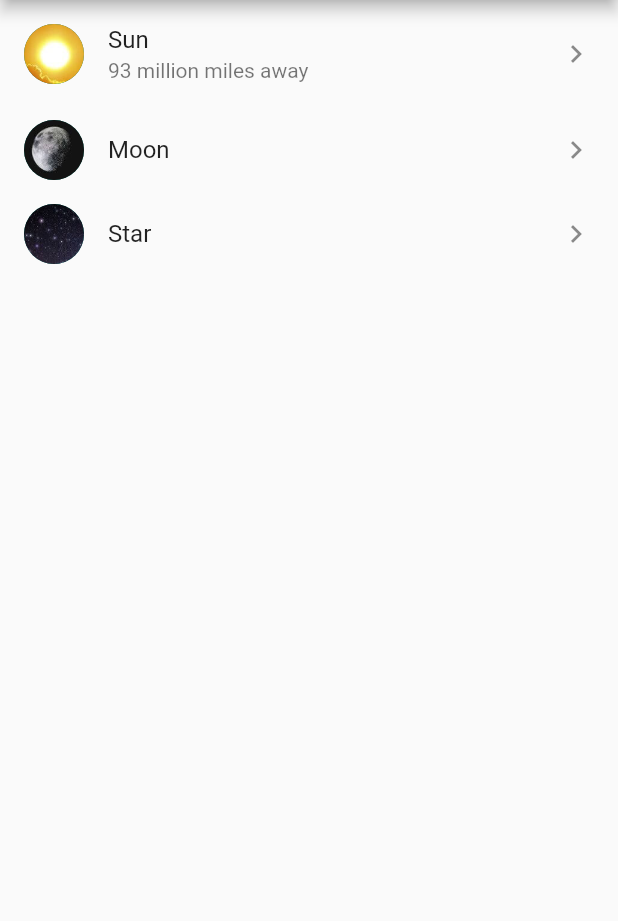
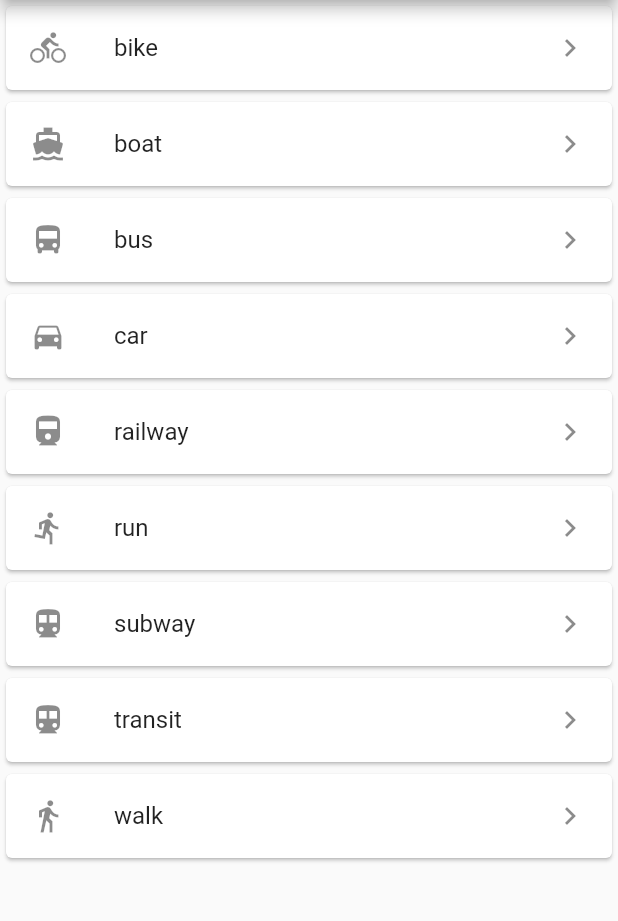
Before and after one commit to ruslanou/flutter-list, a Flutter app: the screen it shows after launch, on a phone screen of 412 x 824 dp, the part 84-1005 px from its top. Run offline on Flutter 3.47's test engine with Material 2 defaults, Android fonts, the phone set to English and light mode, and no system bars.

Commit message:
Using a card as a list

```diff
--- a/lib/main.dart
+++ b/lib/main.dart
@@ -29,30 +29,25 @@ class BodyLayout extends StatelessWidget {
 }
 
 Widget _myListView(BuildContext context) {
-  return ListView(
-    children: <Widget>[
-      ListTile(
-        leading: CircleAvatar(
-          backgroundImage: AssetImage('assets/sun.jpeg'),
+
+  final titles = ['bike', 'boat', 'bus', 'car',
+    'railway', 'run', 'subway', 'transit', 'walk'];
+
+  final icons = [Icons.directions_bike, Icons.directions_boat,
+    Icons.directions_bus, Icons.directions_car, Icons.directions_railway,
+    Icons.directions_run, Icons.directions_subway, Icons.directions_transit,
+    Icons.directions_walk];
+
+  return ListView.builder(
+    itemCount: titles.length,
+    itemBuilder: (context, index) {
+      return Card(
+        child: ListTile(
+          leading: Icon(icons[index]),
+          title: Text(titles[index]),
+          trailing: Icon(Icons.keyboard_arrow_right),
         ),
-        title: Text('Sun'),
-        subtitle: Text('93 million miles away'),
-        trailing: Icon(Icons.keyboard_arrow_right),
-      ),
-      ListTile(
-        leading: CircleAvatar(
-          backgroundImage: AssetImage('assets/moon.jpeg'),
-        ),
-        title: Text('Moon'),
-        trailing: Icon(Icons.keyboard_arrow_right),
-      ),
-      ListTile(
-        leading: CircleAvatar(
-          backgroundImage: AssetImage('assets/star.jpeg'),
-        ),
-        title: Text('Star'),
-        trailing: Icon(Icons.keyboard_arrow_right),
-      )
-    ],
+      );
+    },
   );
 }
```
